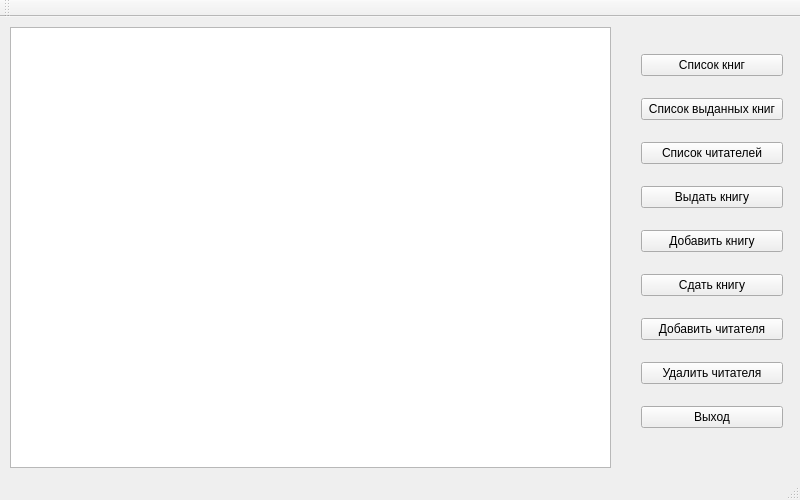
The window that main_window/main_window.ui (vladislavvasyukov/library) describes before a commit, drawn with Qt 5.
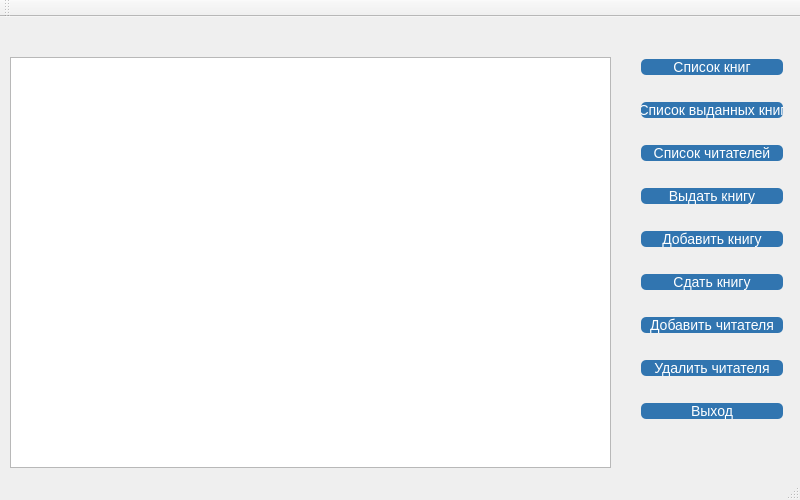
The same window after the commit.

Patch:
```diff
--- a/main_window/main_window.ui
+++ b/main_window/main_window.ui
@@ -26,6 +26,13 @@
     <layout class="QVBoxLayout" name="verticalLayout">
      <item>
       <widget class="QPushButton" name="listOfBooks">
+       <property name="styleSheet">
+        <string notr="true">color: #fff;
+text-decoration: none; 
+background-color: #3175b0;
+font-size: 14px;
+border-radius: 5px;</string>
+       </property>
        <property name="text">
         <string>Список книг</string>
        </property>
@@ -33,6 +40,13 @@
      </item>
      <item>
       <widget class="QPushButton" name="listOfIssuedBooks">
+       <property name="styleSheet">
+        <string notr="true">color: #fff;
+text-decoration: none; 
+background-color: #3175b0;
+font-size: 14px;
+border-radius: 5px;</string>
+       </property>
        <property name="text">
         <string>Список выданных книг</string>
        </property>
@@ -40,6 +54,13 @@
      </item>
      <item>
       <widget class="QPushButton" name="listOfReaders">
+       <property name="styleSheet">
+        <string notr="true">color: #fff;
+text-decoration: none; 
+background-color: #3175b0;
+font-size: 14px;
+border-radius: 5px;</string>
+       </property>
        <property name="text">
         <string>Список читателей</string>
        </property>
@@ -47,6 +68,13 @@
      </item>
      <item>
       <widget class="QPushButton" name="issueBook">
+       <property name="styleSheet">
+        <string notr="true">color: #fff;
+text-decoration: none; 
+background-color: #3175b0;
+font-size: 14px;
+border-radius: 5px;</string>
+       </property>
        <property name="text">
         <string>Выдать книгу</string>
        </property>
@@ -54,6 +82,13 @@
      </item>
      <item>
       <widget class="QPushButton" name="addBook">
+       <property name="styleSheet">
+        <string notr="true">color: #fff;
+text-decoration: none; 
+background-color: #3175b0;
+font-size: 14px;
+border-radius: 5px;</string>
+       </property>
        <property name="text">
         <string>Добавить книгу</string>
        </property>
@@ -64,6 +99,13 @@
        <property name="enabled">
         <bool>true</bool>
        </property>
+       <property name="styleSheet">
+        <string notr="true">color: #fff;
+text-decoration: none; 
+background-color: #3175b0;
+font-size: 14px;
+border-radius: 5px;</string>
+       </property>
        <property name="text">
         <string>Сдать книгу</string>
        </property>
@@ -74,6 +116,13 @@
        <property name="enabled">
         <bool>true</bool>
        </property>
+       <property name="styleSheet">
+        <string notr="true">color: #fff;
+text-decoration: none; 
+background-color: #3175b0;
+font-size: 14px;
+border-radius: 5px;</string>
+       </property>
        <property name="text">
         <string>Добавить читателя</string>
        </property>
@@ -81,6 +130,13 @@
      </item>
      <item>
       <widget class="QPushButton" name="deleteReader">
+       <property name="styleSheet">
+        <string notr="true">color: #fff;
+text-decoration: none; 
+background-color: #3175b0;
+font-size: 14px;
+border-radius: 5px;</string>
+       </property>
        <property name="text">
         <string>Удалить читателя</string>
        </property>
@@ -88,6 +144,13 @@
      </item>
      <item>
       <widget class="QPushButton" name="Quit">
+       <property name="styleSheet">
+        <string notr="true">color: #fff;
+text-decoration: none; 
+background-color: #3175b0;
+font-size: 14px;
+border-radius: 5px;</string>
+       </property>
        <property name="text">
         <string>Выход</string>
        </property>
@@ -99,12 +162,29 @@
     <property name="geometry">
      <rect>
       <x>10</x>
-      <y>10</y>
+      <y>40</y>
       <width>601</width>
-      <height>441</height>
+      <height>411</height>
      </rect>
     </property>
    </widget>
+   <widget class="QLabel" name="main_title">
+    <property name="geometry">
+     <rect>
+      <x>200</x>
+      <y>10</y>
+      <width>191</width>
+      <height>20</height>
+     </rect>
+    </property>
+    <property name="styleSheet">
+     <string notr="true">font-size: 14px;
+font-weight: 900;</string>
+    </property>
+    <property name="text">
+     <string/>
+    </property>
+   </widget>
   </widget>
   <widget class="QMenuBar" name="menuBar">
    <property name="geometry">
```
